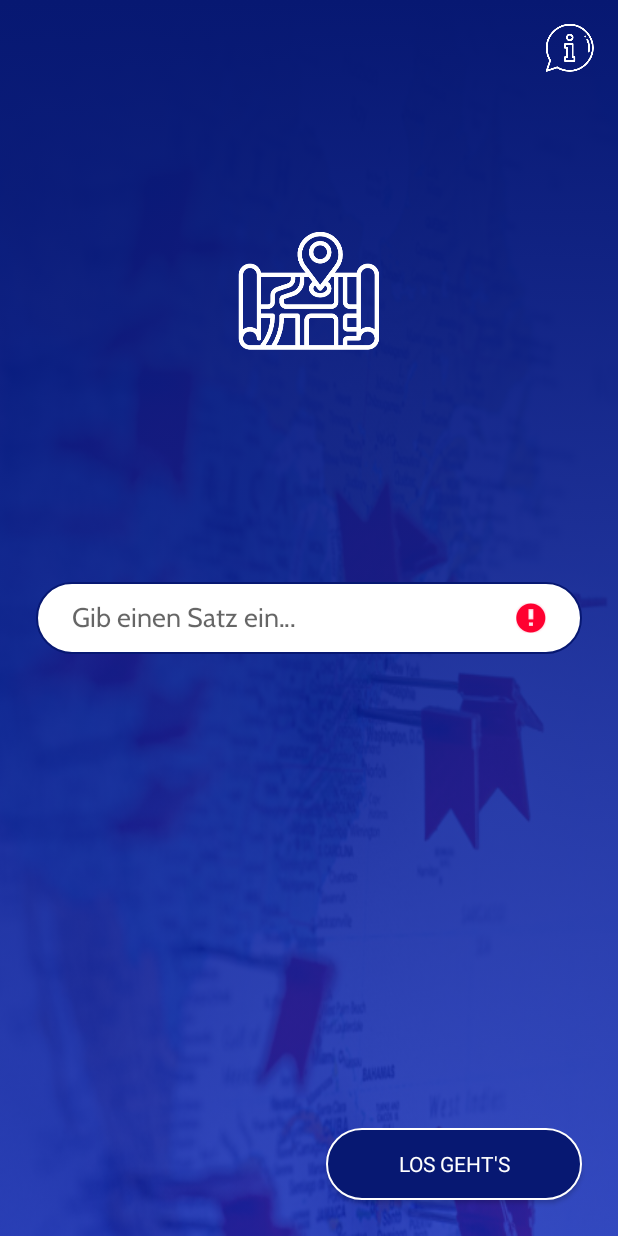
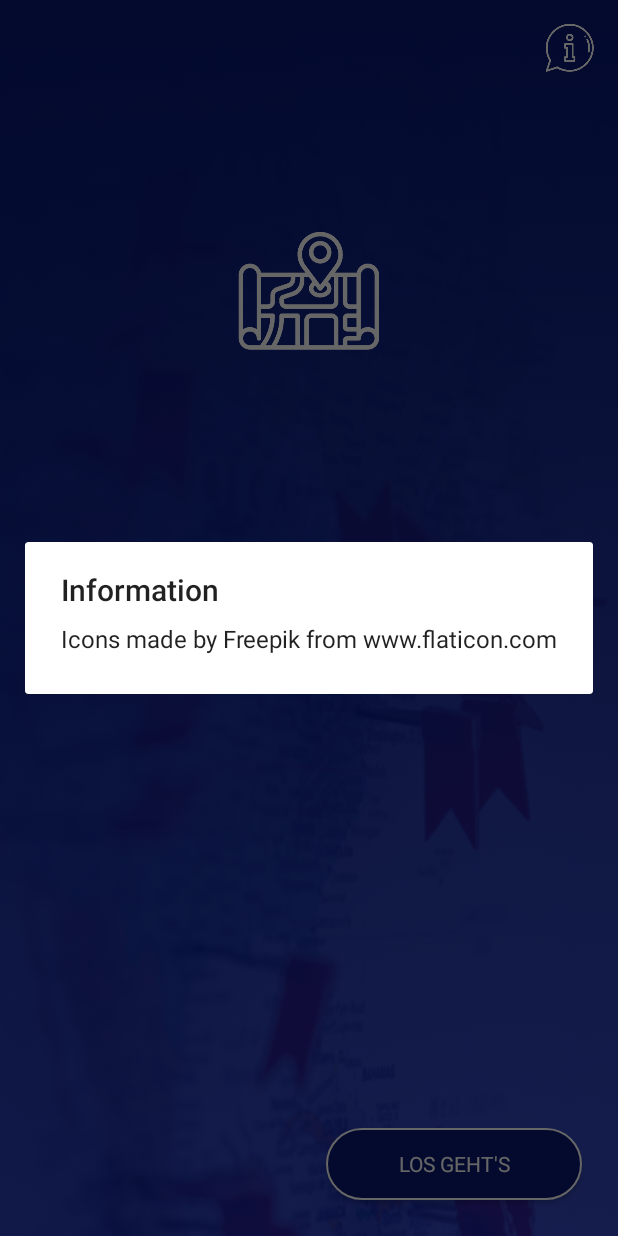
Before and after one commit to KatharinaSick/xkcd-map-reactions, an Android app: the screen it shows after launch (MainActivity), after a tap on an icon or button, on a phone screen of 412 x 824 dp. Run offline under Robolectric (Android 15) with nearby library versions, the phone set to English and light mode, and no system bars; Roboto replaces fonts that are not available here; 1 other tap on this screen came first.

Commit message:
added icon info dialog

```diff
--- a/app/app/src/main/java/dev/ksick/mapreactions/fragment/MapFragment.java
+++ b/app/app/src/main/java/dev/ksick/mapreactions/fragment/MapFragment.java
@@ -224,7 +224,7 @@ public class MapFragment extends Fragment {
 
     private void showError(String message) {
         new AlertDialog.Builder(getContext())
-                .setTitle("Error")
+                .setTitle(getString(R.string.error))
                 .setMessage(message)
                 .show();
     }
--- a/app/app/src/main/java/dev/ksick/mapreactions/fragment/PhraseInputFragment.java
+++ b/app/app/src/main/java/dev/ksick/mapreactions/fragment/PhraseInputFragment.java
@@ -1,5 +1,6 @@
 package dev.ksick.mapreactions.fragment;
 
+import android.app.AlertDialog;
 import android.os.Bundle;
 import android.text.Editable;
 import android.text.TextWatcher;
@@ -91,6 +92,9 @@ public class PhraseInputFragment extends Fragment {
     }
 
     public void onClickedInfo() {
-
+            new AlertDialog.Builder(getContext())
+                    .setTitle(getString(R.string.info))
+                    .setMessage(getString(R.string.icon_info))
+                    .show();
     }
 }
--- a/app/app/src/main/res/values/strings.xml
+++ b/app/app/src/main/res/values/strings.xml
@@ -17,4 +17,8 @@
     <string name="storage_permission_necessary_message">Die Karte kann leider nur geladen werden, wenn du uns erlaubst etwas auf deinem Telefon zu speichern.</string>
     <string name="give_storage_permission">Erlaubnis erteilen</string>
     <string name="close_app">App schließen</string>
+    <string name="error">Fehler</string>
+
+    <string name="info">Information</string>
+    <string name="icon_info"><div>Icons made by <a href="https://www.flaticon.com/authors/freepik" title="Freepik">Freepik</a> from <a href="https://www.flaticon.com/" title="Flaticon">www.flaticon.com</a></div></string>
 </resources>
```
